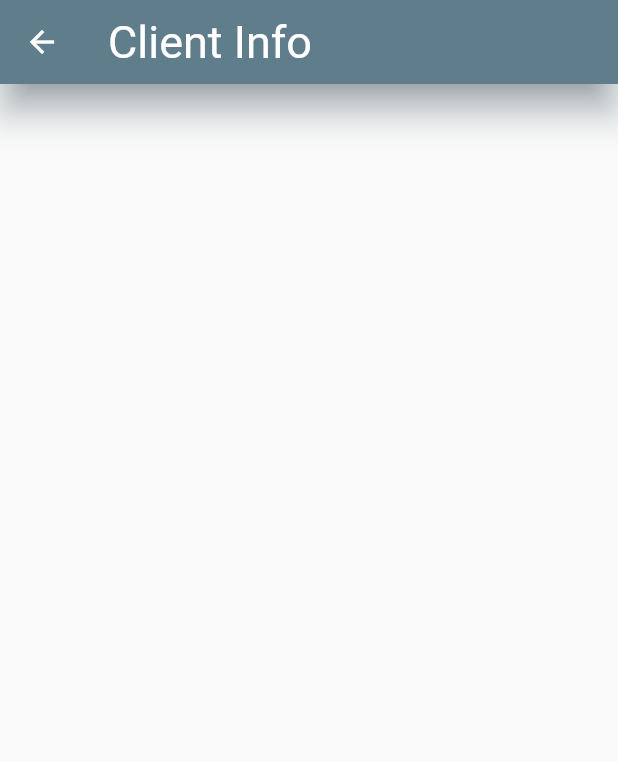
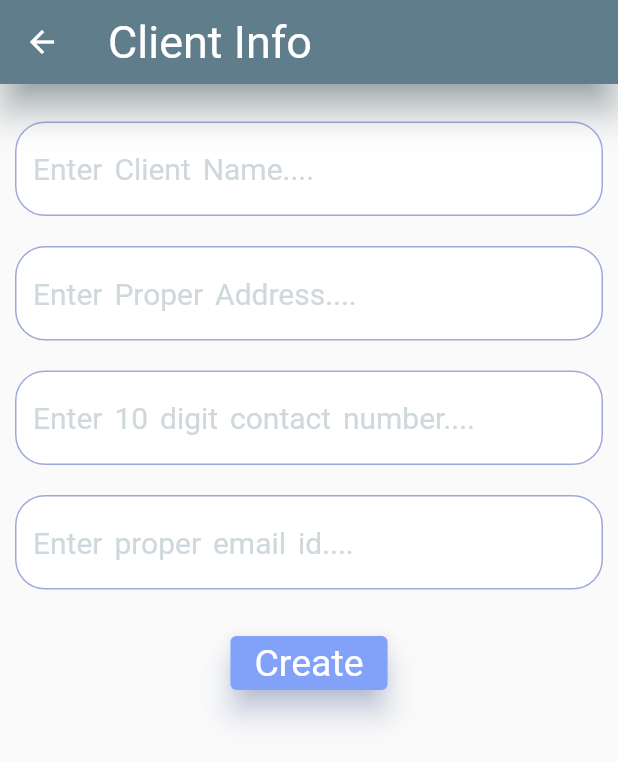
Before and after one commit to VivekTailor19/invoice_built, a Flutter app: the Clients screen opened by its route, on a phone screen of 412 x 824 dp. Shown: the top 762 px of the screen. Run offline on Flutter 3.47's test engine with Material 2 defaults, Android fonts, the phone set to English and light mode, and no system bars.

Commit message:
invoice generate using flutter

```diff
--- /dev/null
+++ b/lib/business/business_modal.dart
@@ -0,0 +1,6 @@
+class Business_Data
+{
+  String? bname,baddress,bwebsite,bphone,bemail;
+
+  Business_Data({this.bname, this.baddress, this.bwebsite, this.bphone, this.bemail});
+}
--- a/lib/client/client.dart
+++ b/lib/client/client.dart
@@ -1,4 +1,9 @@
 import 'package:flutter/material.dart';
+
+import '../homescreen.dart';
+import 'client_modal.dart';
+
+Client_Data cd = Client_Data();
 
 class Clients extends StatefulWidget {
   const Clients({Key? key}) : super(key: key);
@@ -8,12 +13,46 @@ class Clients extends StatefulWidget {
 }
 
 class _ClientsState extends State<Clients> {
+
+  TextEditingController cname = TextEditingController();
+  TextEditingController caddress = TextEditingController();
+  TextEditingController cphone = TextEditingController();
+  TextEditingController cemail = TextEditingController();
+
+
   @override
   Widget build(BuildContext context) {
     return Scaffold(
       appBar: AppBar(backgroundColor: Colors.blueGrey.shade500,
         title: Text("Client Info",style: TextStyle(fontSize: 30,color: Colors.white)),),
 
+      body: SingleChildScrollView(
+        child: Column(
+          children: [
+            SizedBox(height: 15),
+
+
+            Info(hint: "Enter Client Name....",kboard: TextInputType.text,controller: cname),
+            Info(hint: "Enter Proper Address....",kboard: TextInputType.text,controller: caddress),
+            Info(hint: "Enter 10 digit contact number....",kboard: TextInputType.text,controller: cphone),
+            Info(hint: "Enter proper email id....",kboard: TextInputType.text,controller: cemail),
+
+            SizedBox(height: 15),
+            ElevatedButton(onPressed: () {
+
+
+              cd = Client_Data(cname: cname.text,caddress: caddress.text,cemail: cemail.text,cphone: cphone.text);
+
+              ScaffoldMessenger.of(context)!.showSnackBar(SnackBar(behavior:SnackBarBehavior.floating,content: Text("Your Information is Collected"),backgroundColor: Colors.green.shade400,));
+
+            },child: Text("Create"),),
+
+          ],
+        ),
+      ),
+
     );
   }
+
+
 }
--- /dev/null
+++ b/lib/client/client_modal.dart
@@ -0,0 +1,6 @@
+class Client_Data
+{
+  String? cname,caddress,cphone,cemail;
+
+  Client_Data({this.cname, this.caddress, this.cphone, this.cemail});
+}
--- a/lib/homescreen.dart
+++ b/lib/homescreen.dart
@@ -4,6 +4,34 @@ import 'package:invoice_built/client/client.dart';
 import 'package:invoice_built/invoice/invoice_view.dart';
 
 import 'items/additem.dart';
+
+
+Widget Info({TextInputType? kboard,TextEditingController? controller, String? hint})
+{
+  return Padding(
+    padding: const EdgeInsets.all(10),
+    child: TextFormField(
+      controller: controller,
+      keyboardType: kboard,
+      style: TextStyle(color: Colors.blueGrey.shade800,fontSize: 20),
+      scrollPhysics: BouncingScrollPhysics(),
+      decoration: InputDecoration(
+        hintText: "$hint",
+        hintStyle: TextStyle(fontSize: 20,color: Colors.blueGrey.shade100,wordSpacing: 3),
+        filled: true,
+        fillColor: Colors.white,
+        enabled: true,
+        enabledBorder: OutlineInputBorder(borderRadius: BorderRadius.all(Radius.circular(20)),borderSide: BorderSide(color: Colors.indigo.shade200)),
+        focusedBorder: OutlineInputBorder(borderRadius: BorderRadius.all(Radius.circular(20)),borderSide: BorderSide(color: Colors.indigo.shade700)),
+
+
+
+
+      ),
+    ),
+  );
+}
+
 
 class HomeScreen extends StatefulWidget {
   const HomeScreen({Key? key}) : super(key: key);
```
Also changed, not shown: lib/business/business.dart (+9 -24 lines).
